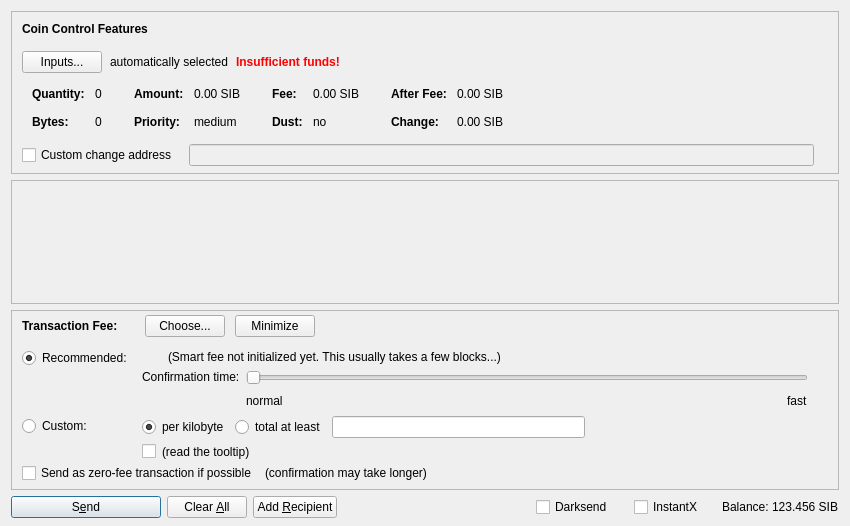
Above: src/qt/forms/sendcoinsdialog.ui from mytestcoin/mytestcoin before the change. Below: the same form after it.
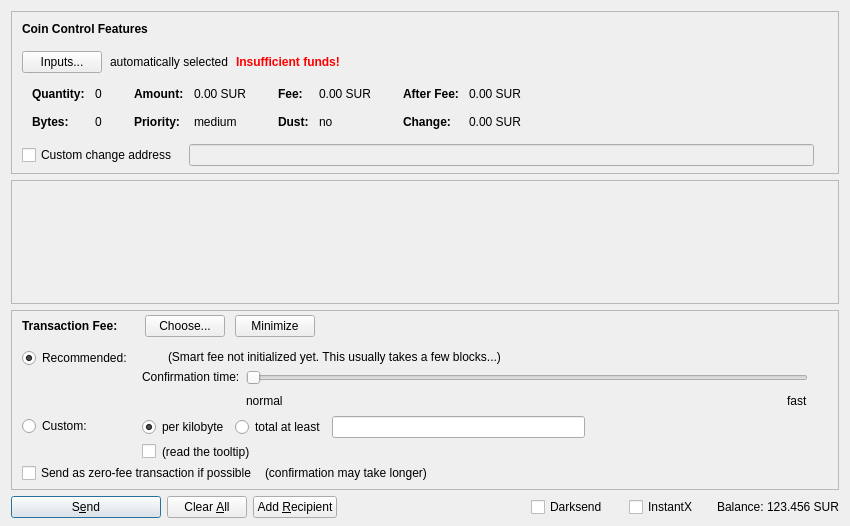
That is the form after the change. Icons and pictures are not drawn. Custom widgets are drawn as their Qt base class.

Diff of the .ui file:
```diff
--- a/src/qt/forms/sendcoinsdialog.ui
+++ b/src/qt/forms/sendcoinsdialog.ui
@@ -324,7 +324,7 @@
                   <enum>Qt::ActionsContextMenu</enum>
                  </property>
                  <property name="text">
-                  <string notr="true">0.00 SIB</string>
+                  <string notr="true">0.00 SUR</string>
                  </property>
                  <property name="textInteractionFlags">
                   <set>Qt::LinksAccessibleByMouse|Qt::TextSelectableByKeyboard|Qt::TextSelectableByMouse</set>
@@ -404,7 +404,7 @@
                   <enum>Qt::ActionsContextMenu</enum>
                  </property>
                  <property name="text">
-                  <string notr="true">0.00 SIB</string>
+                  <string notr="true">0.00 SUR</string>
                  </property>
                  <property name="textInteractionFlags">
                   <set>Qt::LinksAccessibleByMouse|Qt::TextSelectableByKeyboard|Qt::TextSelectableByMouse</set>
@@ -484,7 +484,7 @@
                   <enum>Qt::ActionsContextMenu</enum>
                  </property>
                  <property name="text">
-                  <string notr="true">0.00 SIB</string>
+                  <string notr="true">0.00 SUR</string>
                  </property>
                  <property name="textInteractionFlags">
                   <set>Qt::LinksAccessibleByMouse|Qt::TextSelectableByKeyboard|Qt::TextSelectableByMouse</set>
@@ -513,7 +513,7 @@
                   <enum>Qt::ActionsContextMenu</enum>
                  </property>
                  <property name="text">
-                  <string notr="true">0.00 SIB</string>
+                  <string notr="true">0.00 SUR</string>
                  </property>
                  <property name="textInteractionFlags">
                   <set>Qt::LinksAccessibleByMouse|Qt::TextSelectableByKeyboard|Qt::TextSelectableByMouse</set>
@@ -1378,7 +1378,7 @@
           <cursorShape>IBeamCursor</cursorShape>
          </property>
          <property name="text">
-          <string notr="true">123.456 SIB</string>
+          <string notr="true">123.456 SUR</string>
          </property>
          <property name="textInteractionFlags">
           <set>Qt::LinksAccessibleByMouse|Qt::TextSelectableByKeyboard|Qt::TextSelectableByMouse</set>
```
